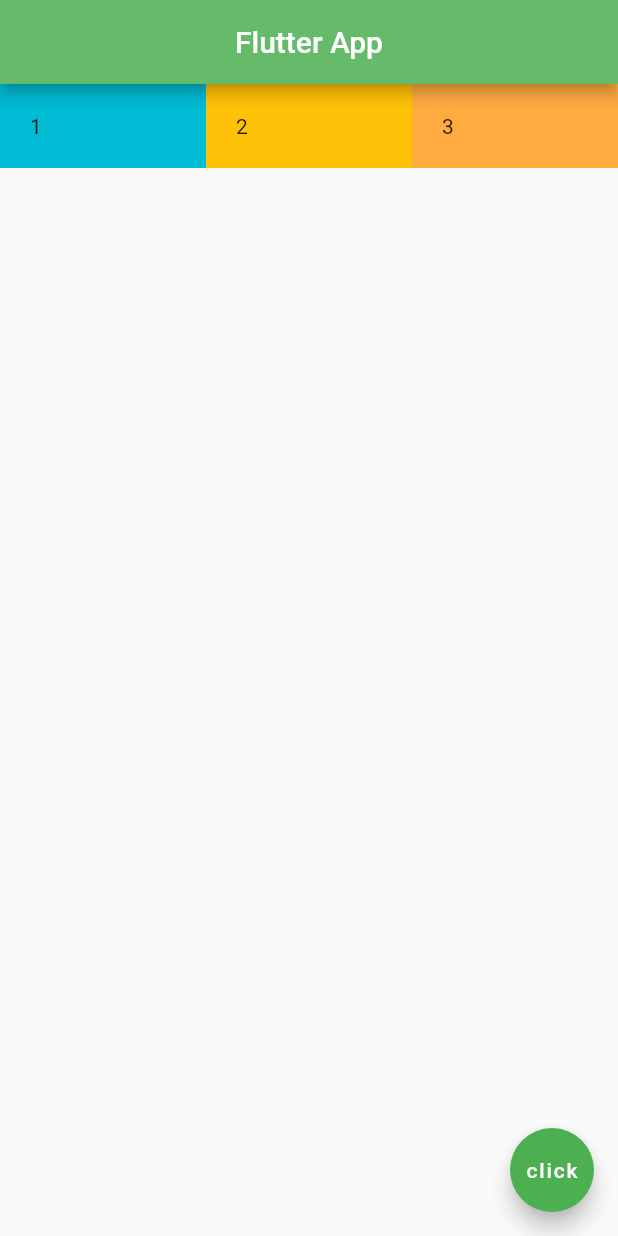
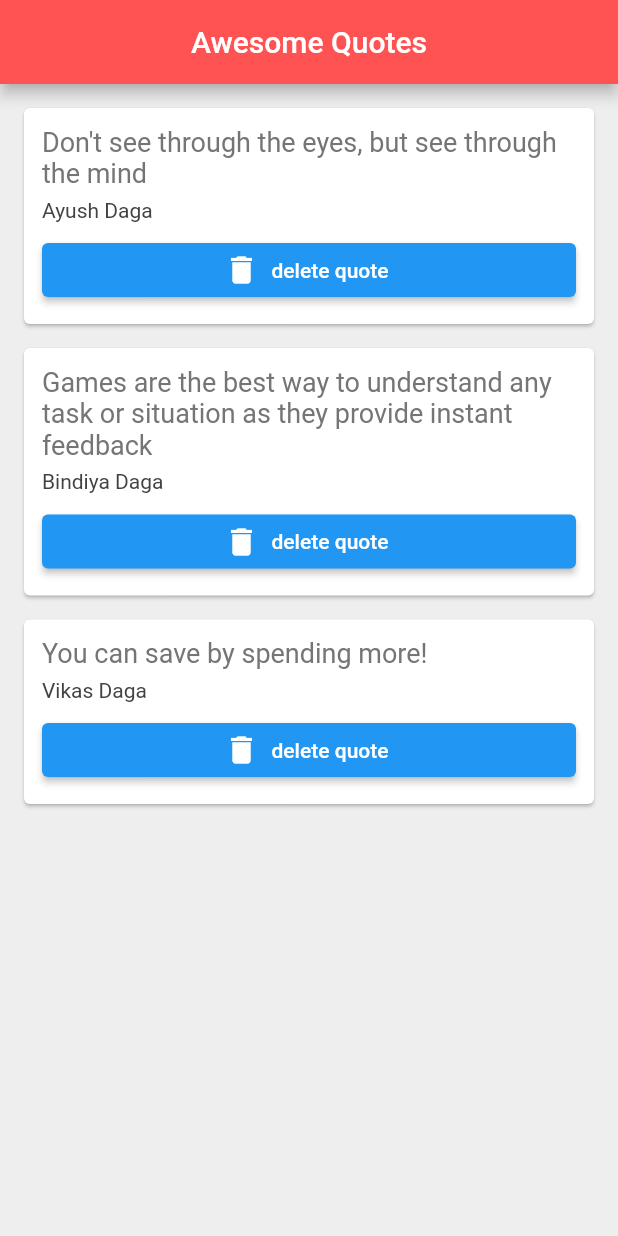
Before and after one commit to ayush572/FlutterWorldTimeApp, a Flutter app: the screen it shows after launch, on a phone screen of 412 x 824 dp. Run offline on Flutter 3.47's test engine with Material 2 defaults, Android fonts, the phone set to English and light mode, and no system bars.

Commit message:
completed the quote app with delete functionality

```diff
--- a/lib/main.dart
+++ b/lib/main.dart
@@ -1,52 +1,51 @@
 import 'package:flutter/material.dart';
+import 'quote.dart';
+import 'quote_card.dart';
 
 void main() {
   runApp(MaterialApp(
-    home: Home()
+    home: QuoteList()
   ));
 }
 
-//now we are creating a stateless widget, and hence, as it's a class so it makes our
-//code dry, means, DRY -> Don't repeat yourself
-class Home extends StatelessWidget {
-  const Home({Key? key}) : super(key: key);
+class QuoteList extends StatefulWidget {
+  const QuoteList({Key? key}) : super(key: key);
+
+  @override
+  State<QuoteList> createState() => _QuoteListState();
+}
+
+class _QuoteListState extends State<QuoteList> {
+  List<Quote> quotes = [
+    Quote('Don\'t see through the eyes, but see through the mind', 'Ayush Daga'),
+    Quote('Games are the best way to understand any task or situation as they provide instant feedback', 'Bindiya Daga'),
+    Quote('You can save by spending more!', 'Vikas Daga')
+
+  ];
+  // Add a function to handle quote deletion
+  void deleteQuote(Quote quote) {
+    setState(() {
+      quotes.remove(quote);
+    });
+  }
 
   @override
   Widget build(BuildContext context) {
     return Scaffold(
+      backgroundColor: Colors.grey[200],
       appBar: AppBar(
-        title: Text("Flutter App"),
+        title: Text("Awesome Quotes"),
         centerTitle: true,
-        backgroundColor: Colors.green[400],
+        backgroundColor: Colors.redAccent,
       ),
-      body: Row(
-        children: [
-          Expanded(
-            child: Container(
-              child: Text("1"),
-              color: Colors.cyan,
-              padding: EdgeInsets.all(20.0),
-        ),
-          ),
-          Expanded(
-            child: Container(
-              child: Text("2"),
-              color: Colors.amber,
-              padding: EdgeInsets.all(20.0),
-            ),
-          ),
-          Expanded(
-            child: Container(
-              child: Text("3"),
-              color: Colors.orangeAccent,
-              padding: EdgeInsets.all(20.0),
-            ),
-          ),]
+      body: Column(
+        crossAxisAlignment: CrossAxisAlignment.start,
+        children: quotes.map((quote) => QuoteCard(
+
+          quote: quote,
+          delete: deleteQuote // Pass the deleteQuote function
+        )).toList(),
       ),
-
-
-
-      floatingActionButton: FloatingActionButton(onPressed: null,child: Text("click"),backgroundColor: Colors.green,),
     );
   }
 }
--- /dev/null
+++ b/lib/quote.dart
@@ -0,0 +1,9 @@
+class Quote {
+  late String text;
+  late String author;
+
+  Quote(String txt, String auth){
+    this.text = txt;
+    this.author = auth;
+  }
+}
--- /dev/null
+++ b/lib/quote_card.dart
@@ -0,0 +1,47 @@
+import 'package:flutter/material.dart';
+import 'quote.dart';
+
+class QuoteCard extends StatelessWidget {
+  final Quote quote;
+  final void Function(Quote) delete;
+
+  QuoteCard({required this.quote, required this.delete});
+
+  @override
+  Widget build(BuildContext context) {
+    return Card(
+      margin: EdgeInsets.fromLTRB(16.0, 16.0, 16.0, 0.0),
+      child: Padding(
+        padding: const EdgeInsets.all(12.0),
+        child: Column(
+          crossAxisAlignment: CrossAxisAlignment.stretch,
+          children: [
+            Text(
+              quote.text,
+              style: TextStyle(
+                fontSize: 18.0,
+                color: Colors.grey[600],
+              ),
+            ),
+            SizedBox(height: 6.0),
+            Text(
+              quote.author,
+              style: TextStyle(
+                fontSize: 14.0,
+                color: Colors.grey[800],
+              ),
+            ),
+            SizedBox(height: 8.0),
+            ElevatedButton.icon(
+              onPressed: () {
+                delete(quote); // Call the delete function when the button is pressed
+              },
+              label: Text("delete quote"),
+              icon: Icon(Icons.delete),
+            )
+          ],
+        ),
+      ),
+    );
+  }
+}
```
